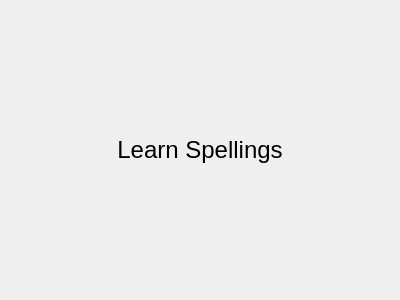
The window that src/templates/learnspellings/learnspellingssimulator.ui (BuildmLearn/BuildmLearn-Toolkit) describes before a commit, drawn with Qt 5.
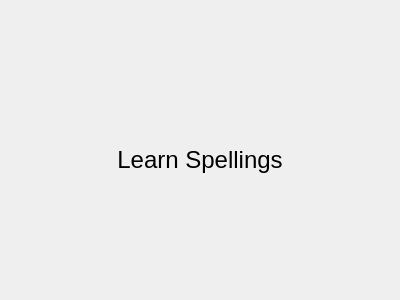
The same window after the commit.

Commit message: Added status and title bar for Learn Spelling game in simulator

Patch:
```diff
--- a/src/templates/learnspellings/learnspellingssimulator.ui
+++ b/src/templates/learnspellings/learnspellingssimulator.ui
@@ -10,15 +10,34 @@
     <height>300</height>
    </rect>
   </property>
+  <property name="sizePolicy">
+   <sizepolicy hsizetype="Preferred" vsizetype="Preferred">
+    <horstretch>0</horstretch>
+    <verstretch>0</verstretch>
+   </sizepolicy>
+  </property>
   <property name="windowTitle">
    <string>Form</string>
   </property>
-  <layout class="QHBoxLayout" name="horizontalLayout">
+  <layout class="QVBoxLayout" name="verticalLayout_6">
    <property name="margin">
     <number>0</number>
    </property>
+   <item>
+    <widget class="QLabel" name="m_learnspellingBar">
+     <property name="text">
+      <string/>
+     </property>
+    </widget>
+   </item>
    <item>
     <widget class="QStackedWidget" name="m_phoneWidget">
+     <property name="sizePolicy">
+      <sizepolicy hsizetype="Preferred" vsizetype="Expanding">
+       <horstretch>0</horstretch>
+       <verstretch>0</verstretch>
+      </sizepolicy>
+     </property>
      <property name="currentIndex">
       <number>0</number>
      </property>
```
The commit also changes 1 other file.
